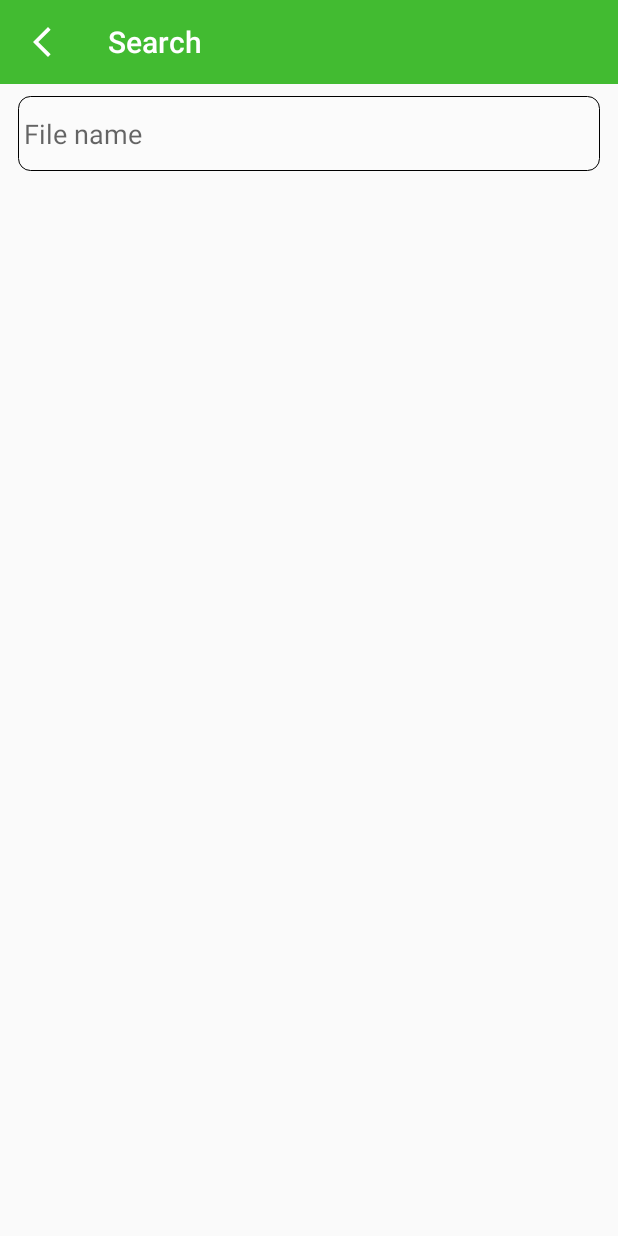
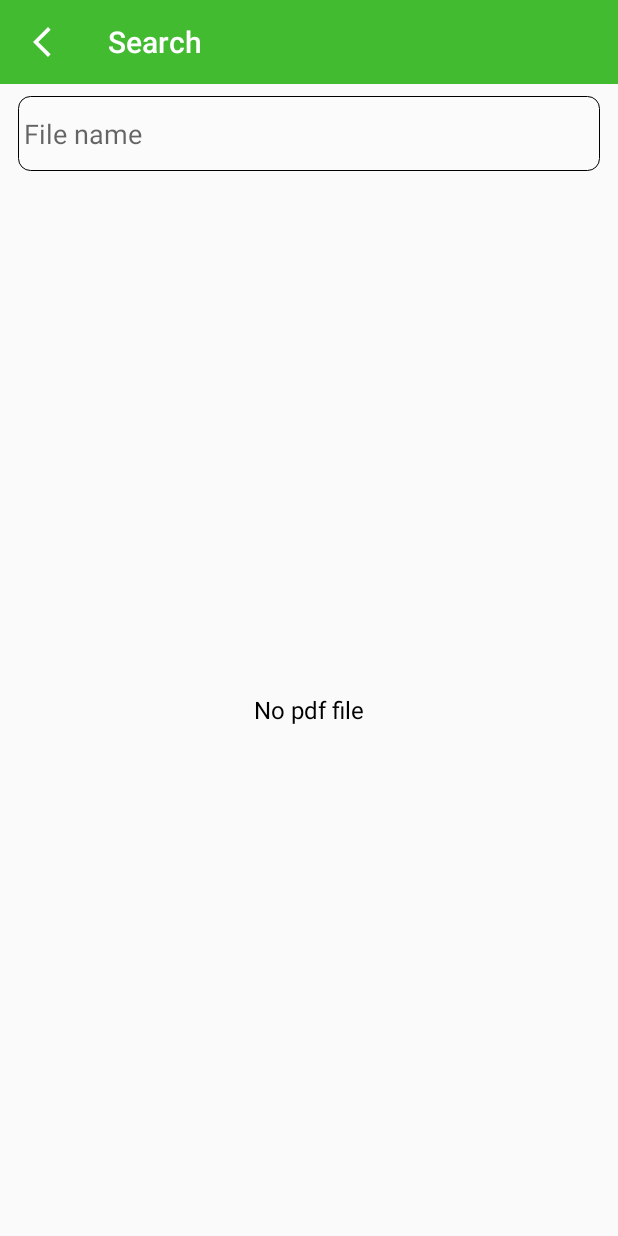
Before and after one commit to FarAwayShip/FilePicker, an Android app: the SearchFileActivity screen opened directly, with no data from a screen before it, on a phone screen of 412 x 824 dp. Run offline under Robolectric (Android 15) with nearby library versions, the phone set to English and light mode, and no system bars.

Commit message:
(bug) - show searching indicator

```diff
--- a/library/src/main/java/com/farawayship/library/search/SearchFileActivity.kt
+++ b/library/src/main/java/com/farawayship/library/search/SearchFileActivity.kt
@@ -3,6 +3,7 @@ package com.farawayship.library.search
 import android.app.Activity
 import android.os.Bundle
 import android.view.LayoutInflater
+import android.view.View
 import androidx.activity.viewModels
 import androidx.appcompat.app.AppCompatActivity
 import androidx.core.widget.addTextChangedListener
@@ -61,7 +62,19 @@ class SearchFileActivity : AppCompatActivity() {
 
     private fun observe() {
         searchViewModel.searchResult.observe(this) {
+            mBinding.emptyTv.visibility = if (it.isEmpty())
+                View.VISIBLE
+            else View.GONE
             searchResultAdapter.update(it)
+        }
+        searchViewModel.showLoading.observe(this) {
+            if (it) {
+                mBinding.loadingContainer.visibility = View.VISIBLE
+                mBinding.contentContainer.visibility = View.GONE
+            } else {
+                mBinding.loadingContainer.visibility = View.GONE
+                mBinding.contentContainer.visibility = View.VISIBLE
+            }
         }
     }
 }
--- a/library/src/main/java/com/farawayship/library/search/SearchViewModel.kt
+++ b/library/src/main/java/com/farawayship/library/search/SearchViewModel.kt
@@ -10,7 +10,6 @@ import com.farawayship.library.enum.FileType
 import com.farawayship.library.explorer.util.FilesHelper
 import kotlinx.coroutines.Dispatchers
 import kotlinx.coroutines.launch
-import kotlinx.coroutines.withContext
 
 class SearchViewModel : ViewModel() {
 
@@ -22,12 +21,16 @@ class SearchViewModel : ViewModel() {
     val searchResult: LiveData<List<SearchResult>> = _searchResults
     private val _allFile: MutableList<SearchResult> = mutableListOf()
 
+    private val _showLoading = MutableLiveData(false)
+    val showLoading: LiveData<Boolean> = _showLoading
+
     fun search(fileType: FileType) {
         val extension = when (fileType) {
             FileType.PDF -> "pdf"
             FileType.TEXT -> "txt"
             else -> "pdf"
         }
+        _showLoading.value = true
         viewModelScope.launch(Dispatchers.IO) {
             val files = FilesHelper.loadAllFiles(
                 Environment.getExternalStorageDirectory().path,
@@ -47,6 +50,7 @@ class SearchViewModel : ViewModel() {
             _allFile.addAll(results)
 
             _searchResults.postValue(results)
+            _showLoading.postValue(false)
         }
     }
 
--- a/library/src/main/res/layout/activity_search_file.xml
+++ b/library/src/main/res/layout/activity_search_file.xml
@@ -11,11 +11,22 @@
         android:id="@+id/toolbar"
         android:layout_width="match_parent"
         android:layout_height="wrap_content"
+        android:background="@color/green"
         android:minHeight="?attr/actionBarSize"
+        app:navigationIcon="@drawable/ic_back"
         app:title="@string/search"
-        android:background="@color/green"
-        app:titleTextColor="@color/white"
-        app:navigationIcon="@drawable/ic_back"/>
+        app:titleTextColor="@color/white" />
+
+    <FrameLayout
+        android:layout_width="match_parent"
+        android:layout_height="0dp"
+        android:layout_weight="1">
+
+        <LinearLayout
+            android:id="@+id/content_container"
+            android:layout_width="match_parent"
+            android:layout_height="match_parent"
+            android:orientation="vertical">
 
             <androidx.appcompat.widget.AppCompatEditText
                 android:id="@+id/search_view"
@@ -25,13 +36,46 @@
                 android:layout_marginVertical="8dp"
                 android:background="@drawable/search_bg"
                 android:hint="@string/file_name"
+                android:maxLines="1"
                 android:paddingHorizontal="4dp"
-        android:paddingVertical="8dp"
-        android:maxLines="1"/>
+                android:paddingVertical="8dp" />
+
+            <FrameLayout
+                android:layout_width="match_parent"
+                android:layout_height="0dp"
+                android:layout_weight="1">
 
                 <androidx.recyclerview.widget.RecyclerView
                     android:id="@+id/result_rv"
                     android:layout_width="match_parent"
-        android:layout_height="0dp"
-        android:layout_weight="1" />
+                    android:layout_height="match_parent" />
+
+                <TextView
+                    android:id="@+id/empty_tv"
+                    android:layout_width="wrap_content"
+                    android:layout_height="wrap_content"
+                    android:layout_gravity="center"
+                    android:text="@string/empty_pdf_list"
+                    android:textColor="@color/black"
+                    android:textSize="16sp"
+                    android:visibility="gone" />
+
+            </FrameLayout>
+
         </LinearLayout>
+
+        <FrameLayout
+            android:id="@+id/loading_container"
+            android:layout_width="match_parent"
+            android:layout_height="match_parent">
+
+            <com.google.android.material.progressindicator.CircularProgressIndicator
+                android:layout_width="40dp"
+                android:layout_height="40dp"
+                android:layout_gravity="center"
+                android:indeterminate="true"
+                app:indicatorColor="@color/blue"
+                app:indicatorSize="36dp" />
+        </FrameLayout>
+    </FrameLayout>
+</LinearLayout>
--- a/library/src/main/res/values/strings.xml
+++ b/library/src/main/res/values/strings.xml
@@ -36,4 +36,5 @@
     <string name="search_result">Search results</string>
     <string name="file_name">File name</string>
     <string name="search">Search</string>
+    <string name="empty_pdf_list">No pdf file</string>
 </resources>
```
Lines whose indentation alone changed are shown as unchanged.
